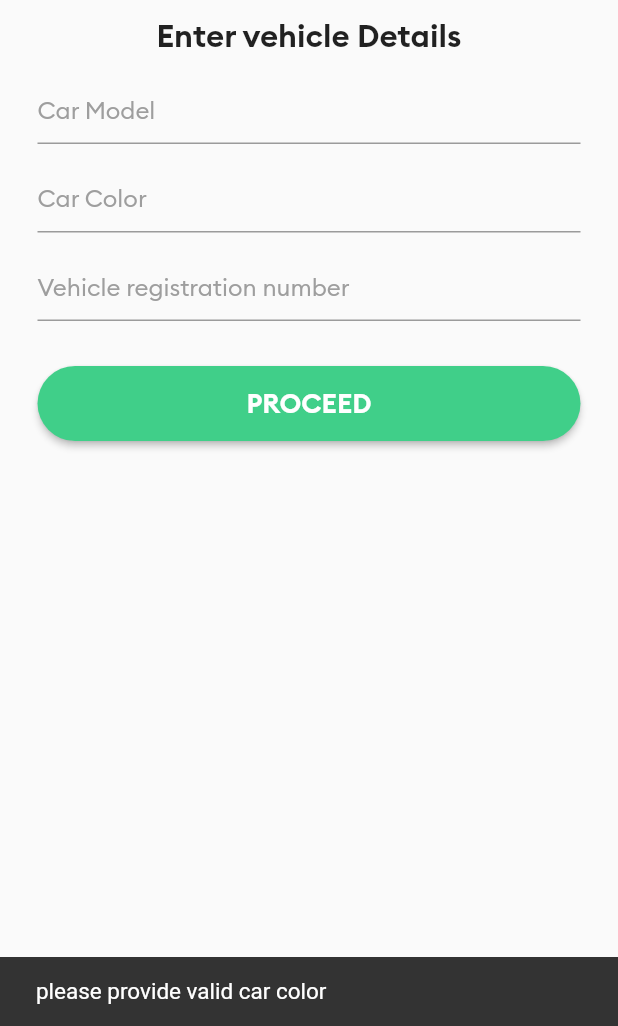
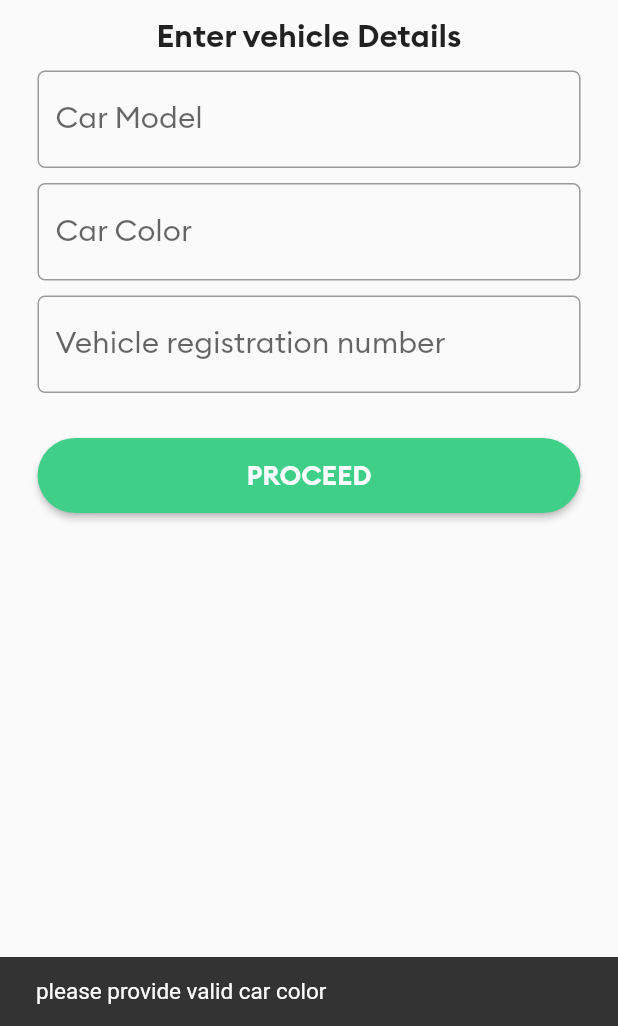
Before and after one commit to Ritsz123/F-Taxi-driver, a Flutter app: the VehicleInfoScreen screen opened by its route, after a tap on "PROCEED", on a phone screen of 412 x 824 dp, the part 210-1236 px from its top. Run offline on Flutter 3.47's test engine with Material 2 defaults, Android fonts, the phone set to English and light mode, and no system bars; our stand-ins replace connectivity, firebase_auth, firebase_core, firebase_database, firebase_messaging, geolocator and 4 more; missing offline and left inert: flutter_geofire; accounts and stored records are empty.

Commit message:
refactor vehicle details screen

```diff
--- a/lib/screens/vehicleInfoScreen.dart
+++ b/lib/screens/vehicleInfoScreen.dart
@@ -1,34 +1,27 @@
-import 'package:firebase_database/firebase_database.dart';
 import 'package:flutter/material.dart';
-import 'package:uber_driver_app/globals.dart';
+import 'package:provider/provider.dart';
+import 'package:uber_driver_app/dataProvider/AppData.dart';
+import 'package:uber_driver_app/helper/request_helper.dart';
 import 'package:uber_driver_app/screens/homeScreen.dart';
+import 'package:uber_driver_app/widgets/input_field.dart';
 import 'package:uber_driver_app/widgets/progressIndicator.dart';
 import 'package:uber_driver_app/widgets/taxiButton.dart';
 import 'package:velocity_x/velocity_x.dart';
+import 'package:uber_driver_app/serviceUrls.dart' as serviceUrl;
 
-class VehicleInfoScreen extends StatelessWidget {
+class VehicleInfoScreen extends StatefulWidget {
   static final id = "vehicleInfoScreen";
 
-  final TextEditingController carModelController = TextEditingController();
-  final TextEditingController carColorController = TextEditingController();
-  final TextEditingController carRegistrationController = TextEditingController();
+  @override
+  _VehicleInfoScreenState createState() => _VehicleInfoScreenState();
+}
+
+class _VehicleInfoScreenState extends State<VehicleInfoScreen> {
   final GlobalKey<ScaffoldState> scaffoldKey = GlobalKey<ScaffoldState>();
 
-  void updateVehicleDetailsInDB(context) async {
-    ProgressDialog(status: 'please wait..');
-    String id = currentFirebaseUser!.uid;
-    DatabaseReference driverRef = FirebaseDatabase.instance
-        .reference()
-        .child('drivers/$id/vehicle_details');
-    Map map = {
-      'car_color': carColorController.text,
-      'car_model': carModelController.text,
-      'vehicle_number': carRegistrationController.text,
-    };
-
-    await driverRef.set(map);
-    Navigator.pushNamedAndRemoveUntil(context, HomeScreen.id, (route) => false);
-  }
+  String _carModel = '';
+  String _carColor = '';
+  String _carRegNumber = '';
 
   void showSnackBar(BuildContext context, String title) {
     final snackBar = SnackBar(
@@ -59,66 +52,12 @@ class VehicleInfoScreen extends StatelessWidget {
                 padding: EdgeInsets.symmetric(horizontal: 25, vertical: 10),
                 child: Column(
                   children: [
-                    TextField(
-                      controller: carModelController,
-                      style: TextStyle(
-                        fontSize: 20,
-                      ),
-                      decoration: InputDecoration(
-                        hintText: "Car Model",
-                        hintStyle: TextStyle(
-                          fontSize: 16,
-                          color: Colors.grey,
-                        ),
-                      ),
-                    ),
-                    10.heightBox,
-                    TextField(
-                      controller: carColorController,
-                      style: TextStyle(
-                        fontSize: 20,
-                      ),
-                      decoration: InputDecoration(
-                        hintText: "Car Color",
-                        hintStyle: TextStyle(
-                          fontSize: 16,
-                          color: Colors.grey,
-                        ),
-                      ),
-                    ),
-                    10.heightBox,
-                    TextField(
-                      controller: carRegistrationController,
-                      style: TextStyle(
-                        fontSize: 20,
-                      ),
-                      decoration: InputDecoration(
-                        hintText: "Vehicle registration number",
-                        hintStyle: TextStyle(
-                          fontSize: 16,
-                          color: Colors.grey,
-                        ),
-                      ),
-                    ),
+                    _vehicleDetailsForm(),
                     30.heightBox,
                     TaxiButton(
-                        onPressed: () {
-                          if (carColorController.text.length < 3) {
-                            showSnackBar(context, 'please provide valid car color');
-                            return;
-                          }
-                          if (carModelController.text.length < 3) {
-                            showSnackBar(context, 'please provide valid car model');
-                            return;
-                          }
-                          if (carRegistrationController.text.length < 3) {
-                            showSnackBar(context,
-                                'please provide valid car registration number');
-                            return;
-                          }
-                          updateVehicleDetailsInDB(context);
-                        },
-                        buttonText: 'Proceed'),
+                      onPressed: () => updateVehicleDetailsInDB(context),
+                      buttonText: 'Proceed',
+                    ),
                   ],
                 ),
               ),
@@ -128,4 +67,72 @@ class VehicleInfoScreen extends StatelessWidget {
       ),
     );
   }
+
+  Widget _vehicleDetailsForm() {
+    return Column(
+      children: [
+        InputField(
+          labelText: 'Car Model',
+          onValueChange: (String value) {
+            _carModel = value;
+          },
+        ),
+        10.heightBox,
+        InputField(
+          labelText: 'Car Color',
+          onValueChange: (String value){
+            _carColor = value;
+          },
+        ),
+        10.heightBox,
+        InputField(
+          labelText: 'Vehicle registration number',
+          onValueChange: (String value) {
+            _carRegNumber = value;
+          },
+        ),
+      ],
+    );
+  }
+
+  bool _validateVehicleDetails(BuildContext context){
+    if (_carColor.length < 3) {
+      showSnackBar(context, 'please provide valid car color');
+      return false;
+    }
+    if (_carModel.length < 3) {
+      showSnackBar(context, 'please provide valid car model');
+      return false;
+    }
+    if (_carRegNumber.length < 3) {
+      showSnackBar(context,
+          'please provide valid car registration number');
+      return false;
+    }
+    return true;
+  }
+
+  void updateVehicleDetailsInDB(context) async {
+
+    bool isFormValid = _validateVehicleDetails(context);
+    if(!isFormValid) return;
+
+    ProgressDialog(status: 'please wait..');
+
+    String token = Provider.of<AppData>(context, listen: false).getAuthToken();
+    String url = serviceUrl.updateVehicle;
+    Map<String, dynamic> response = await RequestHelper.putRequest(
+      url: url,
+      token: token,
+      body: {
+        'reg_number': _carRegNumber,
+        'model': _carModel,
+        'color': _carColor
+      },
+    );
+
+    if(response['message'] == 'success'){
+      Navigator.pushNamedAndRemoveUntil(context, HomeScreen.id, (route) => false);
+    }
+  }
 }
--- a/lib/serviceUrls.dart
+++ b/lib/serviceUrls.dart
@@ -4,3 +4,5 @@ const String domain = 'http://192.168.1.102:5001/api';
 
 const String registerDriver = '$domain/auth/driver/register';
 const String loginDriver = '$domain/auth/driver/login';
+
+const String updateVehicle = '$domain/update/driver/vehicle';
```
Also changed, not shown: lib/helper/request_helper.dart (+27 -1 lines), lib/main.dart (+6 -1 lines).
